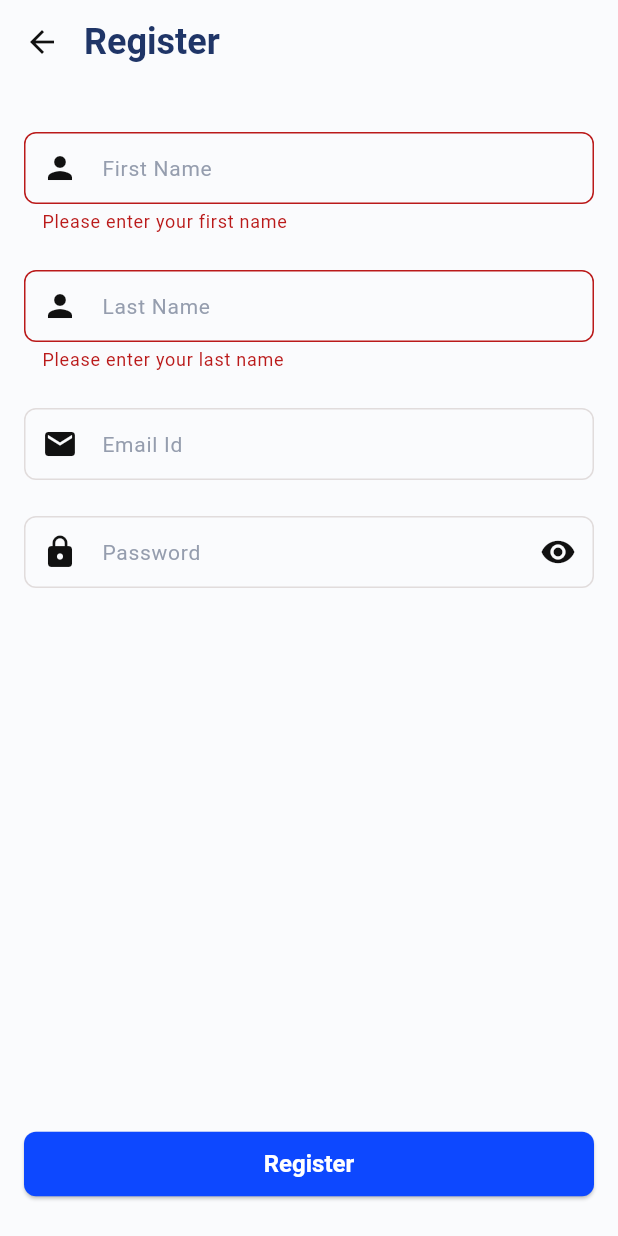
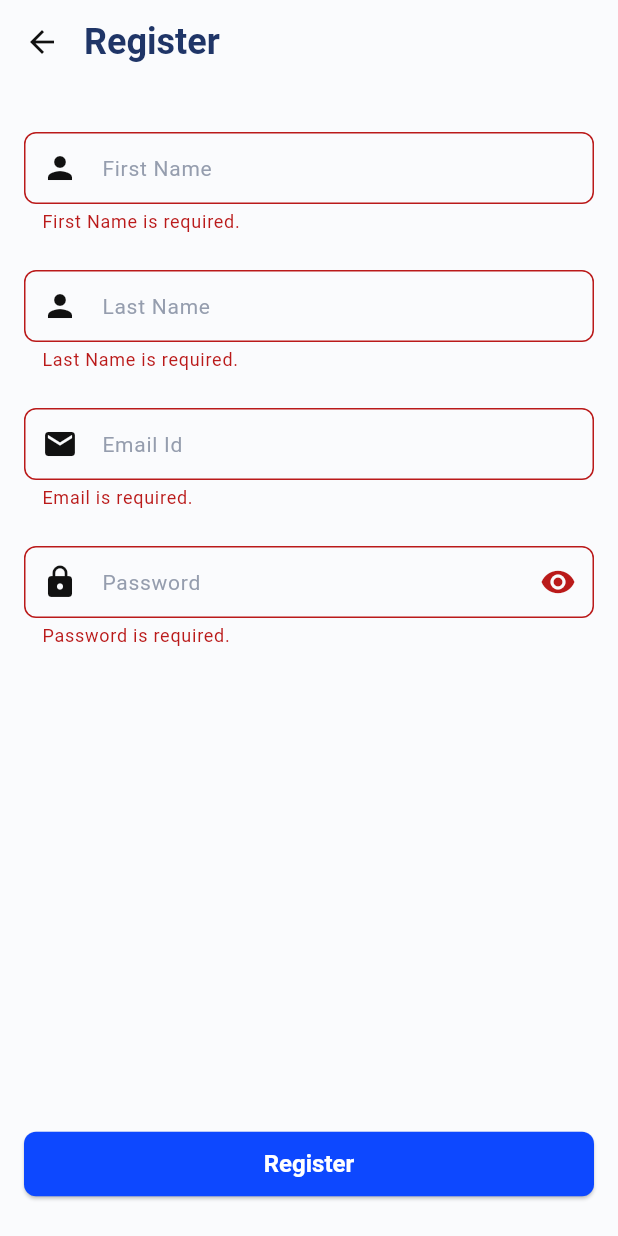
Before and after one commit to RohitNijjar/flutter_seed_project, a Flutter app: the RegisterScreen screen opened by its route, after a tap on "Register", on a phone screen of 412 x 824 dp. Run offline on Flutter 3.47's test engine with Material 3 defaults, Android fonts, the phone set to English and light mode, and no system bars; our stand-ins replace dio, equatable, flutter_riverpod, flutter_svg, fpdart, freezed_annotation and 6 more; generated files the repository leaves out were written again.

Commit message:
Added validations and snackbar
Co-authored-by: Rohit Nijjar <rnijjar@you-source.com>

```diff
--- /dev/null
+++ b/lib/core/utils/dialogs.dart
@@ -0,0 +1,20 @@
+import 'package:flutter/material.dart';
+
+final class Dialogs {
+  const Dialogs._();
+
+  static void showSnackBar(BuildContext context,
+      {required String message, bool isFloating = true}) {
+    ScaffoldMessenger.of(context)
+      ..hideCurrentSnackBar()
+      ..showSnackBar(
+        SnackBar(
+          content: Text(message),
+          duration: const Duration(seconds: 3),
+          behavior:
+              isFloating ? SnackBarBehavior.floating : SnackBarBehavior.fixed,
+          width: isFloating ? 320 : null,
+        ),
+      );
+  }
+}
--- /dev/null
+++ b/lib/core/utils/validators.dart
@@ -0,0 +1,11 @@
+final class Validators {
+  Validators._();
+
+  static String? isRequired(String? value, {String fieldName = 'Field'}) {
+    if (value == null || value.trim().isEmpty) {
+      return '$fieldName is required.';
+    }
+
+    return null;
+  }
+}
--- a/lib/features/auth/presentation/screens/register_screen.dart
+++ b/lib/features/auth/presentation/screens/register_screen.dart
@@ -3,10 +3,13 @@ import 'package:flutter_riverpod/flutter_riverpod.dart';
 import 'package:go_router/go_router.dart';
 
 import '../../../../core/auth/provider/auth_provider.dart';
+import '../../../../core/utils/dialogs.dart';
+import '../../../../core/utils/validators.dart';
 import '../../../../core/values/constants/route_paths.dart';
 import '../../../../core/theme/app_colors.dart';
 import '../../../../core/theme/app_spacing.dart';
 import '../../../../core/widgets/text_form_input/custom_text_form_input.dart';
+import '../utils/auth_validators.dart';
 
 class RegisterScreen extends ConsumerStatefulWidget {
   const RegisterScreen({super.key});
@@ -46,6 +49,22 @@ class _RegisterScreenState extends ConsumerState<RegisterScreen> {
   Widget build(BuildContext context) {
     final authState = ref.watch(authProvider);
 
+    ref.listen(authProvider, (previous, next) {
+      next.maybeWhen(
+        authenticated: (user) {
+          Dialogs.showSnackBar(
+            context,
+            message: 'Success! you can now log in',
+          );
+          context.go(RoutePaths.login);
+        },
+        error: (error) {
+          Dialogs.showSnackBar(context, message: error);
+        },
+        orElse: () {},
+      );
+    });
+
     return Scaffold(
       appBar: AppBar(
         backgroundColor: Theme.of(context).colorScheme.surface,
@@ -81,24 +100,16 @@ class _RegisterScreenState extends ConsumerState<RegisterScreen> {
                         controller: firstNameController,
                         hintText: 'First Name',
                         iconStart: Icons.person,
-                        validator: (value) {
-                          if (value!.isEmpty) {
-                            return 'Please enter your first name';
-                          }
-                          return null;
-                        },
+                        validator: (value) => Validators.isRequired(value,
+                            fieldName: 'First Name'),
                       ),
                       const SizedBox(height: AppSpacing.lg),
                       CustomTextFormInput(
                         controller: lastNameController,
                         hintText: 'Last Name',
                         iconStart: Icons.person,
-                        validator: (value) {
-                          if (value!.isEmpty) {
-                            return 'Please enter your last name';
-                          }
-                          return null;
-                        },
+                        validator: (value) => Validators.isRequired(value,
+                            fieldName: 'Last Name'),
                       ),
                       const SizedBox(height: AppSpacing.lg),
                       CustomTextFormInput(
@@ -106,6 +117,7 @@ class _RegisterScreenState extends ConsumerState<RegisterScreen> {
                         hintText: 'Email Id',
                         iconStart: Icons.email,
                         inputType: TextInputType.emailAddress,
+                        validator: AuthValidators.isEmailValid,
                       ),
                       const SizedBox(height: AppSpacing.lg),
                       CustomTextFormInput(
@@ -114,6 +126,7 @@ class _RegisterScreenState extends ConsumerState<RegisterScreen> {
                         iconStart: Icons.lock,
                         inputType: TextInputType.visiblePassword,
                         obscureText: true,
+                        validator: AuthValidators.isPasswordValid,
                       ),
                       const SizedBox(height: 25),
                     ],
--- /dev/null
+++ b/lib/features/auth/presentation/utils/auth_validators.dart
@@ -0,0 +1,35 @@
+final class AuthValidators {
+  AuthValidators._();
+
+  static String? isEmailValid(String? value) {
+    if (value == null || value.trim().isEmpty) {
+      return 'Email is required.';
+    }
+
+    const emailRegex =
+        r'^[a-zA-Z0-9_!#$%&*+/=?`{|}~^.-]+@[a-zA-Z0-9.-]+(\.[a-zA-Z]{2,})$';
+    if (!RegExp(emailRegex).hasMatch(value.trim())) {
+      return 'Enter a valid email address.';
+    }
+
+    return null;
+  }
+
+  static String? isPasswordValid(String? value) {
+    if (value == null || value.trim().isEmpty) {
+      return 'Password is required.';
+    }
+
+    if (value.trim().length < 8) {
+      return 'Password must be at least 8 characters.';
+    }
+
+    const passwordRegex =
+        r'^(?=.*?[A-Z])(?=.*?[a-z])(?=.*?[0-9])(?=.*?[!@#$%^&*()_+{}\[\]:;<>,.?~\\/-]).{8,}$';
+    if (!RegExp(passwordRegex).hasMatch(value.trim())) {
+      return 'Password must contain at least one uppercase letter, one lowercase letter, one number, and one special character.';
+    }
+
+    return null;
+  }
+}
```
Also changed, not shown: lib/features/auth/presentation/screens/login_screen.dart (+23 -13 lines), lib/features/splash/presentation/screens/splash_screen.dart (+5 -10 lines).
